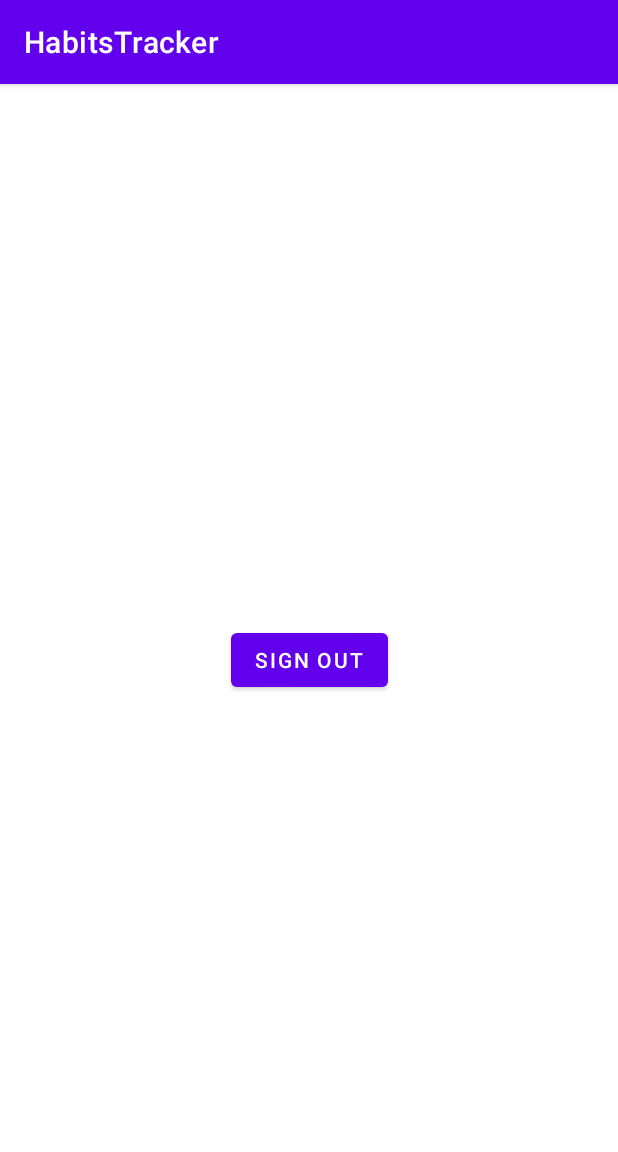
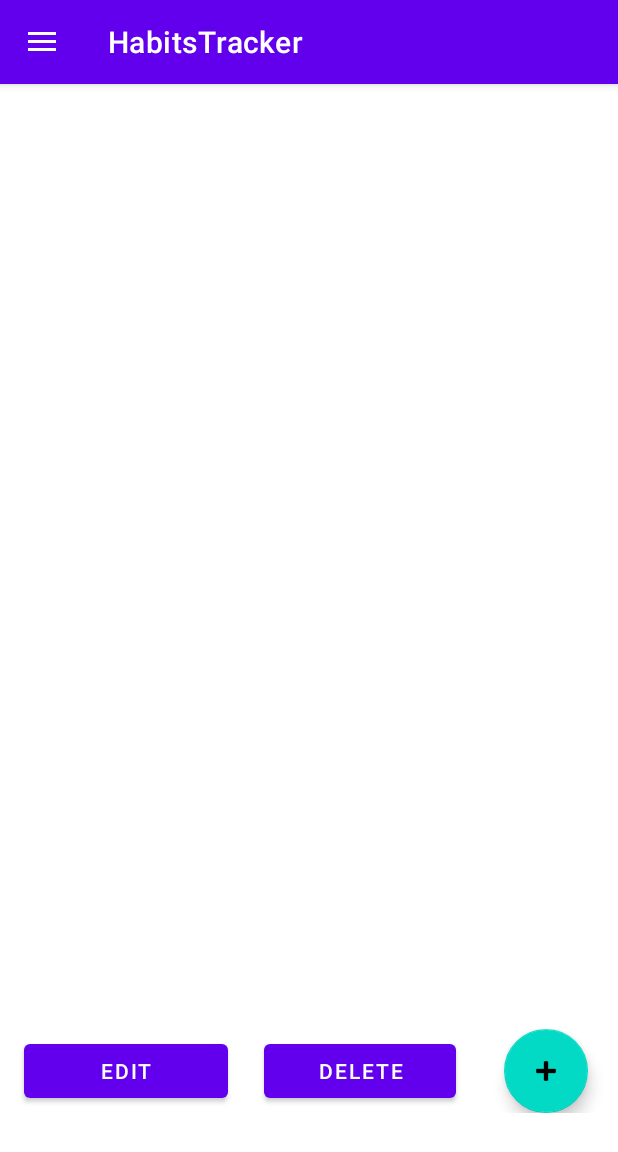
Before and after one commit to CMPUT301F21T49/HabitsTracker, an Android app: the screen it shows after launch once a user with an empty profile is signed in (MainActivity), on a phone screen of 412 x 824 dp. Shown: the top 1152 px of the screen. Run offline under Robolectric (Android 15) with nearby library versions, the phone set to English and light mode, and no system bars; our stand-ins replace Firebase (no records; nobody signed in at launch, a user with empty details on screens opened directly).

Commit message:
Main activity and menu

```diff
--- a/app/build.gradle
+++ b/app/build.gradle
@@ -35,4 +35,5 @@ dependencies {
     testImplementation 'junit:junit:4.+'
     androidTestImplementation 'androidx.test.ext:junit:1.1.3'
     androidTestImplementation 'androidx.test.espresso:espresso-core:3.4.0'
+    implementation 'com.google.android.material:material:1.3.0-alpha03'
 }
--- a/app/src/main/AndroidManifest.xml
+++ b/app/src/main/AndroidManifest.xml
@@ -9,6 +9,9 @@
         android:roundIcon="@mipmap/ic_launcher_round"
         android:supportsRtl="true"
         android:theme="@style/Theme.HabitsTracker">
+        <activity android:name="MyHabitsActivity"
+            android:parentActivityName=".MainActivity">
+        </activity>
         <activity
             android:name=".SignUpActivity"
             android:exported="true"
--- a/app/src/main/java/com/cmput301f21t49/habitstracker/MainActivity.java
+++ b/app/src/main/java/com/cmput301f21t49/habitstracker/MainActivity.java
@@ -1,13 +1,17 @@
 package com.cmput301f21t49.habitstracker;
 
 import androidx.annotation.NonNull;
+import androidx.appcompat.app.ActionBarDrawerToggle;
 import androidx.appcompat.app.AppCompatActivity;
+import androidx.drawerlayout.widget.DrawerLayout;
 
 import android.content.Intent;
 import android.os.Bundle;
+import android.view.MenuItem;
 import android.view.View;
 import android.widget.Button;
 
+import com.google.android.material.navigation.NavigationView;
 import com.google.firebase.auth.FirebaseAuth;
 
 public class MainActivity extends AppCompatActivity {
@@ -15,13 +19,15 @@ public class MainActivity extends AppCompatActivity {
     private FirebaseAuth fAuth;
     private Button signOutButton;
 
+    public DrawerLayout drawerLayout;
+    public ActionBarDrawerToggle actionBarDrawerToggle;
+    private NavigationView nv;
+
     @Override
     protected void onCreate(Bundle savedInstanceState) {
         super.onCreate(savedInstanceState);
         setContentView(R.layout.activity_main);
         fAuth = FirebaseAuth.getInstance();
-
-        signOutButton = findViewById(R.id.button);
 
         fAuth.addAuthStateListener(new FirebaseAuth.AuthStateListener() {
             @Override
@@ -33,11 +39,58 @@ public class MainActivity extends AppCompatActivity {
             }
         });
 
-        signOutButton.setOnClickListener(new View.OnClickListener() {
+        // drawer layout instance to toggle the menu icon to open
+        // drawer and back button to close drawer
+        drawerLayout = findViewById(R.id.my_drawer_layout);
+        actionBarDrawerToggle = new ActionBarDrawerToggle(this, drawerLayout, R.string.nav_open, R.string.nav_close);
+
+        // pass the Open and Close toggle for the drawer layout listener
+        // to toggle the button
+        drawerLayout.addDrawerListener(actionBarDrawerToggle);
+        actionBarDrawerToggle.syncState();
+
+        // to make the Navigation drawer icon always appear on the action bar
+        getSupportActionBar().setDisplayHomeAsUpEnabled(true);
+
+        nv = (NavigationView)findViewById(R.id.nv);
+        nv.setNavigationItemSelectedListener(new NavigationView.OnNavigationItemSelectedListener() {
             @Override
-            public void onClick(View view) {
-                fAuth.signOut();
+            public boolean onNavigationItemSelected(@NonNull MenuItem item) {
+                int id = item.getItemId();
+                switch(id)
+                {
+                    case R.id.habits:
+                        Intent intent = new Intent(MainActivity.this, MyHabitsActivity.class);
+                        //put things what you want to send to the activity
+                        startActivity(intent);
+                        break;
+
+                    case R.id.following:
+
+                        break;
+                    case R.id.signout:
+                        fAuth.signOut();
+
+                    default:
+                        return true;
+                }
+                return true;
             }
         });
+
+    }
+
+    // override the onOptionsItemSelected()
+    // function to implement
+    // the item click listener callback
+    // to open and close the navigation
+    // drawer when the icon is clicked
+    @Override
+    public boolean onOptionsItemSelected(@NonNull MenuItem item) {
+
+        if (actionBarDrawerToggle.onOptionsItemSelected(item)) {
+            return true;
+        }
+        return super.onOptionsItemSelected(item);
     }
 }
--- a/app/src/main/res/layout/activity_main.xml
+++ b/app/src/main/res/layout/activity_main.xml
@@ -1,19 +1,87 @@
 <?xml version="1.0" encoding="utf-8"?>
-<androidx.constraintlayout.widget.ConstraintLayout xmlns:android="http://schemas.android.com/apk/res/android"
+
+<!--the root view must be the DrawerLayout-->
+<androidx.drawerlayout.widget.DrawerLayout xmlns:android="http://schemas.android.com/apk/res/android"
     xmlns:app="http://schemas.android.com/apk/res-auto"
     xmlns:tools="http://schemas.android.com/tools"
+    android:id="@+id/my_drawer_layout"
     android:layout_width="match_parent"
     android:layout_height="match_parent"
-    tools:context=".MainActivity">
+    tools:context=".MainActivity"
+    tools:ignore="HardcodedText,SpeakableTextPresentCheck">
 
-    <Button
-        android:id="@+id/button"
+
+    <!--this the navigation view which draws
+        and shows the navigation drawer-->
+    <!--include the menu created in the menu folder-->
+
+    <LinearLayout
+        android:layout_width="match_parent"
+        android:layout_height="match_parent"
+        android:orientation="vertical">
+
+        <ListView
+            android:id="@+id/myhabitevents_list"
+            android:layout_width="match_parent"
+            android:layout_height="630dp"
+            android:choiceMode="singleChoice"
+            android:listSelector="#999999">
+
+        </ListView>
+
+        <androidx.constraintlayout.widget.ConstraintLayout
+            android:layout_width="match_parent"
+            android:layout_height="wrap_content"
+            android:orientation="horizontal">
+
+            <Button
+                android:id="@+id/button_edit"
+                android:layout_width="136dp"
+                android:layout_height="wrap_content"
+                android:layout_marginStart="16dp"
+                android:text="EDIT"
+                app:layout_constraintBottom_toBottomOf="parent"
+                app:layout_constraintStart_toStartOf="parent"
+                app:layout_constraintTop_toTopOf="parent" />
+
+            <Button
+                android:id="@+id/button_delete"
+                android:layout_width="128dp"
+                android:layout_height="wrap_content"
+                android:layout_marginStart="176dp"
+                android:text="DELETE"
+                app:layout_constraintBottom_toBottomOf="parent"
+                app:layout_constraintStart_toStartOf="parent"
+                app:layout_constraintTop_toTopOf="parent" />
+
+            <com.google.android.material.floatingactionbutton.FloatingActionButton
+                android:id="@+id/floatingActionButton2"
+                android:layout_width="wrap_content"
+                android:layout_height="wrap_content"
+                android:layout_marginStart="336dp"
+                android:layout_weight="1"
+                android:clickable="true"
+                app:layout_constraintBottom_toBottomOf="parent"
+                app:layout_constraintStart_toStartOf="parent"
+                app:layout_constraintTop_toTopOf="parent"
+                app:layout_constraintVertical_bias="1.0"
+                app:srcCompat="@android:drawable/ic_input_add"
+                tools:ignore="SpeakableTextPresentCheck" />
+
+        </androidx.constraintlayout.widget.ConstraintLayout>
+
+
+    </LinearLayout>
+
+
+
+
+
+    <com.google.android.material.navigation.NavigationView
+        android:id="@+id/nv"
         android:layout_width="wrap_content"
-        android:layout_height="wrap_content"
-        android:text="Sign Out"
-        app:layout_constraintBottom_toBottomOf="parent"
-        app:layout_constraintEnd_toEndOf="parent"
-        app:layout_constraintStart_toStartOf="parent"
-        app:layout_constraintTop_toTopOf="parent" />
+        android:layout_height="match_parent"
+        android:layout_gravity="start"
+        app:menu="@menu/navigation_menu" />
 
-</androidx.constraintlayout.widget.ConstraintLayout>
+</androidx.drawerlayout.widget.DrawerLayout>
--- /dev/null
+++ b/app/src/main/res/menu/navigation_menu.xml
@@ -0,0 +1,18 @@
+<?xml version="1.0" encoding="utf-8"?>
+<menu xmlns:android="http://schemas.android.com/apk/res/android"
+    xmlns:tools="http://schemas.android.com/tools"
+    tools:ignore="HardcodedText">
+
+    <item
+        android:id="@+id/habits"
+        android:title="My Habits" />
+
+    <item
+        android:id="@+id/following"
+        android:title="My Following" />
+
+    <item
+        android:id="@+id/signout"
+        android:title="Sign Out" />
+
+</menu>
--- a/app/src/main/res/values/strings.xml
+++ b/app/src/main/res/values/strings.xml
@@ -6,4 +6,9 @@
     <string name="don_t_have_an_account">DON\'T HAVE AN ACCOUNT?</string>
     <string name="sign_up">SIGN UP</string>
     <string name="confirm_password">Confirm Password</string>
+
+    <!--to toggle the open close button
+        of the navigation drawer-->
+    <string name="nav_open">Open</string>
+    <string name="nav_close">Close</string>
 </resources>
```
Also changed, not shown: app/src/main/java/com/cmput301f21t49/habitstracker/MyHabitsActivity.java (added, +14 -0 lines), app/src/main/res/layout/activity_myhabits.xml (added, +16 -0 lines).
